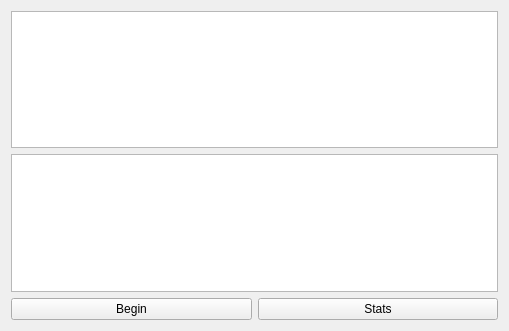
Above: src/ui/main_menu.ui from hgray2/stratadex before the change. Below: the same form after it.
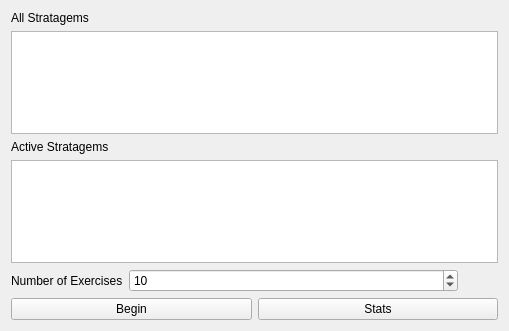
That is the form after the change.

Diff of the .ui file:
```diff
--- a/src/ui/main_menu.ui
+++ b/src/ui/main_menu.ui
@@ -13,13 +13,61 @@
   <property name="windowTitle">
    <string>Stratadex</string>
   </property>
-  <layout class="QVBoxLayout" name="verticalLayout_2" stretch="0,0,0">
+  <layout class="QVBoxLayout" name="verticalLayout_2" stretch="0,0,0,0,0,0">
+   <item>
+    <widget class="QLabel" name="label_3">
+     <property name="text">
+      <string>All Stratagems</string>
+     </property>
+    </widget>
+   </item>
    <item>
     <widget class="QListWidget" name="stratListAvailable"/>
    </item>
+   <item>
+    <widget class="QLabel" name="label_2">
+     <property name="text">
+      <string>Active Stratagems</string>
+     </property>
+    </widget>
+   </item>
    <item>
     <widget class="QListWidget" name="stratListSelected"/>
    </item>
+   <item>
+    <layout class="QHBoxLayout" name="horizontalLayout" stretch="0,1,0">
+     <item alignment="Qt::AlignmentFlag::AlignHCenter">
+      <widget class="QLabel" name="label">
+       <property name="text">
+        <string>Number of Exercises</string>
+       </property>
+      </widget>
+     </item>
+     <item>
+      <widget class="QSpinBox" name="numExecSpinBox">
+       <property name="maximum">
+        <number>500</number>
+       </property>
+       <property name="value">
+        <number>10</number>
+       </property>
+      </widget>
+     </item>
+     <item>
+      <spacer name="horizontalSpacer">
+       <property name="orientation">
+        <enum>Qt::Orientation::Horizontal</enum>
+       </property>
+       <property name="sizeHint" stdset="0">
+        <size>
+         <width>40</width>
+         <height>20</height>
+        </size>
+       </property>
+      </spacer>
+     </item>
+    </layout>
+   </item>
    <item>
     <layout class="QHBoxLayout" name="horizontalLayout_2">
      <item>
```
